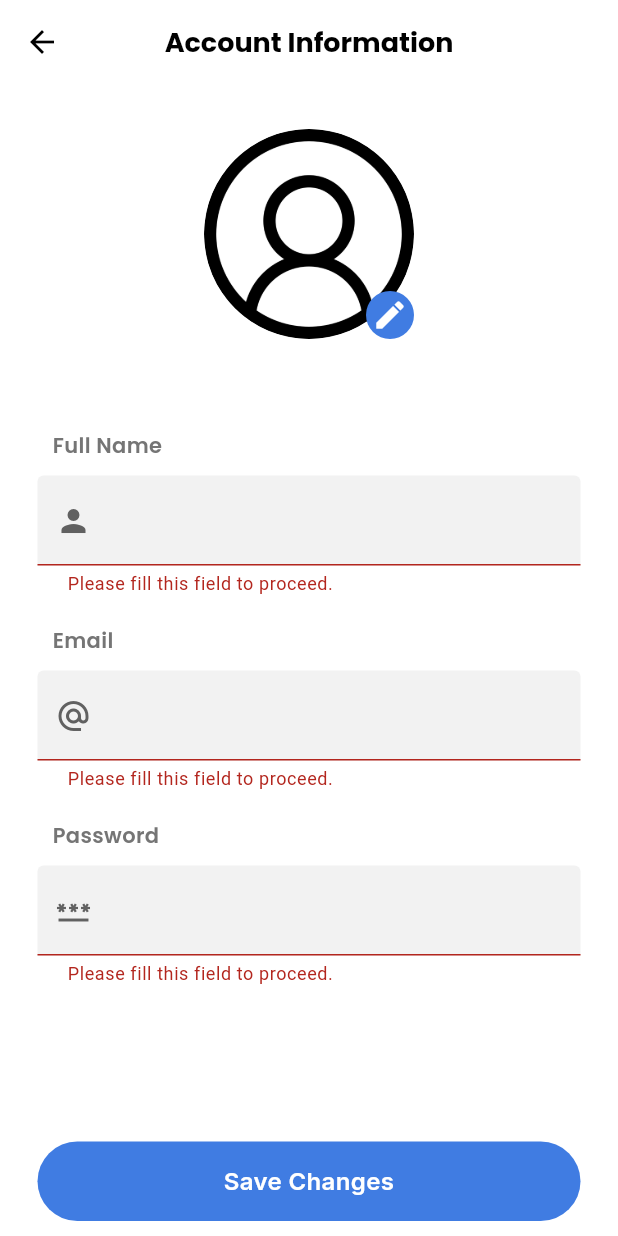
After one commit to abdelwahab494/Graduation-Mobile-App, a Flutter app: the AccountInfo screen opened directly, after a tap on "Save Changes", on a phone screen of 412 x 824 dp. The commit adds this screen. Run offline on Flutter 3.47's test engine with Material 3 defaults, Android fonts, the phone set to English and light mode, and no system bars; our stand-ins replace avatar_glow, dash_chat_2, fl_chart, flutter_gemini, flutter_spinkit, flutter_svg and 6 more; accounts and stored records are empty.

Commit message:
Adding Account Settings

```diff
--- a/lib/auth/auth_service.dart
+++ b/lib/auth/auth_service.dart
@@ -1,14 +1,14 @@
 import 'package:supabase_flutter/supabase_flutter.dart';
 
 class AuthService {
-  final SupabaseClient _supabase = Supabase.instance.client;
+  final SupabaseClient supabase = Supabase.instance.client;
 
   // Sign in with email and password
   Future<AuthResponse> signInWithEmailPassword(
     String email,
     String password,
   ) async {
-    return await _supabase.auth.signInWithPassword(
+    return await supabase.auth.signInWithPassword(
       email: email,
       password: password,
     );
@@ -20,7 +20,7 @@ class AuthService {
     String password,
     String username,
   ) async {
-    return await _supabase.auth.signUp(
+    return await supabase.auth.signUp(
       email: email,
       password: password,
       data: {"name": username},
@@ -29,20 +29,27 @@ class AuthService {
 
   // Sign out
   Future<void> signOut() async {
-    await _supabase.auth.signOut();
+    await supabase.auth.signOut();
   }
 
   // Get user info
   String getCurrentItem(String item) {
-    final session = _supabase.auth.currentSession;
+    final session = supabase.auth.currentSession;
     final user = session?.user;
     return user?.userMetadata?[item];
   }
 
   // Get user id
   String? getCurrentId() {
-    final session = _supabase.auth.currentSession;
+    final session = supabase.auth.currentSession;
     final user = session?.user;
     return user?.id;
   }
+
+  // Get user Email
+  String? getCurrentEmail() {
+    final session = supabase.auth.currentSession;
+    final user = session?.user;
+    return user?.email;
+  }
 }
--- a/lib/components/customtextfield.dart
+++ b/lib/components/customtextfield.dart
@@ -310,16 +310,19 @@ class OnlyEmailTextField extends StatelessWidget {
     required this.controller,
     required this.hint,
     required this.icon,
+    this.readOnly = false,
   });
   final TextEditingController controller;
   final String hint;
   final IconData icon;
+  final bool readOnly;
 
   @override
   Widget build(BuildContext context) {
     bool isLight = Provider.of<ChangeThemeProvider>(context).isLight;
 
     return TextFormField(
+      readOnly: readOnly,
       keyboardType: TextInputType.emailAddress,
       inputFormatters: [
         FilteringTextInputFormatter.allow(RegExp(r'[a-z0-9@._-]')),
--- a/lib/components/home_buttons.dart
+++ b/lib/components/home_buttons.dart
@@ -4,7 +4,7 @@ import 'package:flutter_svg/svg.dart';
 import 'package:gap/gap.dart';
 import 'package:google_fonts/google_fonts.dart';
 import 'package:grad_project/core/colors.dart';
-import 'package:grad_project/screens/add_medicine.dart';
+import 'package:grad_project/screens/home/add_medicine.dart';
 import 'package:grad_project/screens/issues/issues.dart';
 
 class HomeButtons extends StatelessWidget {
--- a/lib/screens/Home/notifications.dart
+++ b/lib/screens/Home/notifications.dart
@@ -4,8 +4,8 @@ import 'package:gap/gap.dart';
 import 'package:google_fonts/google_fonts.dart';
 import 'package:grad_project/components/chat_botton.dart';
 import 'package:grad_project/components/custom_report.dart';
-import 'package:grad_project/screens/add_medicine.dart';
 import 'package:grad_project/core/colors.dart';
+import 'package:grad_project/screens/home/add_medicine.dart';
 
 class Notifications extends StatelessWidget {
   const Notifications({super.key});
--- /dev/null
+++ b/lib/screens/user_info/account_info.dart
@@ -0,0 +1,232 @@
+import 'dart:io';
+import 'package:flutter/material.dart';
+import 'package:gap/gap.dart';
+import 'package:google_fonts/google_fonts.dart';
+import 'package:grad_project/auth/auth_service.dart';
+import 'package:grad_project/components/custom_app_bar.dart';
+import 'package:grad_project/components/custom_botton.dart';
+import 'package:grad_project/components/customtextfield.dart';
+import 'package:grad_project/core/colors.dart';
+import 'package:grad_project/providers/profile_image_provider.dart';
+import 'package:provider/provider.dart';
+import 'package:supabase_flutter/supabase_flutter.dart';
+
+class AccountInfo extends StatefulWidget {
+  AccountInfo({super.key});
+
+  @override
+  State<AccountInfo> createState() => _AccountInfoState();
+}
+
+class _AccountInfoState extends State<AccountInfo> {
+  // loading
+  bool isLoading = false;
+
+  // controllers
+  final TextEditingController nameC = TextEditingController();
+  final TextEditingController emailC = TextEditingController();
+  final TextEditingController passwordC = TextEditingController();
+
+  // auth services
+  final authService = AuthService();
+
+  // form key
+  final formKey = GlobalKey<FormState>();
+
+  @override
+  void initState() {
+    nameC.text = authService.getCurrentItem("name");
+    emailC.text = authService.getCurrentEmail().toString();
+    super.initState();
+  }
+
+  Future<void> saveChanges() async {
+    setState(() => isLoading = true);
+
+    try {
+      final supabase = Supabase.instance.client;
+
+      // Update email & password
+      await supabase.auth.updateUser(
+        UserAttributes(
+          email: emailC.text.trim(),
+          password: passwordC.text.trim(),
+          data: {'name': nameC.text.trim()},
+        ),
+      );
+
+      // Show success message
+      ScaffoldMessenger.of(context).showSnackBar(
+        SnackBar(content: Text("Account info updated successfully")),
+      );
+    } catch (e) {
+      print("Error updating user: $e");
+      ScaffoldMessenger.of(
+        context,
+      ).showSnackBar(SnackBar(content: Text("Failed to update account info")));
+    } finally {
+      setState(() => isLoading = false);
+    }
+  }
+
+  @override
+  void dispose() {
+    nameC.dispose();
+    emailC.dispose();
+    passwordC.dispose();
+    super.dispose();
+  }
+
+  @override
+  Widget build(BuildContext context) {
+    return GestureDetector(
+      onTap: () => FocusScope.of(context).unfocus(),
+      child: Scaffold(
+        backgroundColor: AppColors.backGround,
+        appBar: CustomAppBar(title: "Account Information"),
+        body: Consumer<ProfileImageProvider>(
+          builder: (context, provider, child) {
+            return SingleChildScrollView(
+              scrollDirection: Axis.vertical,
+              child: Padding(
+                padding: const EdgeInsets.symmetric(horizontal: 25),
+                child: Column(
+                  crossAxisAlignment: CrossAxisAlignment.start,
+                  children: [
+                    Center(
+                      child: Column(
+                        children: [
+                          Gap(30),
+                          Stack(
+                            children: [
+                              CircleAvatar(
+                                radius: 70,
+                                backgroundColor: AppColors.backGround,
+                                backgroundImage:
+                                    provider.selectedImage == null
+                                        ? AssetImage("assets/images/user.png")
+                                        : FileImage(
+                                          File(provider.selectedImage!.path),
+                                        ),
+                              ),
+                              Positioned(
+                                bottom: 0,
+                                right: 0,
+                                child: GestureDetector(
+                                  onTap: provider.uploadImage,
+                                  child: Container(
+                                    padding: EdgeInsets.all(4),
+                                    decoration: BoxDecoration(
+                                      color: AppColors.primary,
+                                      borderRadius: BorderRadius.circular(500),
+                                    ),
+                                    child: Icon(
+                                      Icons.edit,
+                                      color: AppColors.backGround,
+                                    ),
+                                  ),
+                                ),
+                              ),
+                            ],
+                          ),
+                          Gap(15),
+                          Text(
+                            maxLines: 1,
+                            authService.getCurrentItem("name"),
+                            style: GoogleFonts.poppins(
+                              fontSize: 18,
+                              fontWeight: FontWeight.w600,
+                            ),
+                          ),
+                        ],
+                      ),
+                    ),
+                    Form(
+                      key: formKey,
+                      child: Column(
+                        crossAxisAlignment: CrossAxisAlignment.start,
+                        children: [
+                          Gap(20),
+                          Padding(
+                            padding: const EdgeInsets.symmetric(horizontal: 10),
+                            child: Text(
+                              "Full Name",
+                              style: GoogleFonts.poppins(
+                                color: Colors.grey.shade600,
+                                fontWeight: FontWeight.w600,
+                              ),
+                            ),
+                          ),
+                          Gap(10),
+                          CustomTextField(
+                            controller: nameC,
+                            hint: "",
+                            icon: Icons.person,
+                          ),
+                          Gap(20),
+                          Padding(
+                            padding: const EdgeInsets.symmetric(horizontal: 10),
+                            child: Text(
+                              "Email",
+                              style: GoogleFonts.poppins(
+                                color: Colors.grey.shade600,
+                                fontWeight: FontWeight.w600,
+                              ),
+                            ),
+                          ),
+                          Gap(10),
+                          OnlyEmailTextField(
+                            controller: emailC,
+                            hint: "",
+                            icon: Icons.alternate_email,
+                            readOnly: true,
+                          ),
+                          Gap(20),
+                          Padding(
+                            padding: const EdgeInsets.symmetric(horizontal: 10),
+                            child: Text(
+                              "Password",
+                              style: GoogleFonts.poppins(
+                                color: Colors.grey.shade600,
+                                fontWeight: FontWeight.w600,
+                              ),
+                            ),
+                          ),
+                          Gap(10),
+                          PasswordTextField(
+                            controller: passwordC,
+                            hint: "",
+                            icon: Icons.password,
+                          ),
+                        ],
+                      ),
+                    ),
+                  ],
+                ),
+              ),
+            );
+          },
+        ),
+        bottomNavigationBar: SafeArea(
+          child: Padding(
+            padding: const EdgeInsets.symmetric(horizontal: 25, vertical: 10),
+            child:
+                isLoading
+                    ? Center(
+                      child: CircularProgressIndicator(
+                        color: AppColors.primary,
+                      ),
+                    )
+                    : CustomBotton(
+                      onTap: () {
+                        if (!formKey.currentState!.validate()) return;
+                        saveChanges();
+                      },
+                      text: "Save Changes",
+                    ),
+          ),
+        ),
+      ),
+    );
+  }
+}
```
Also changed, not shown: lib/screens/Home/add_medicine.dart (renamed from lib/screens/add_medicine.dart, +15 -2 lines), lib/screens/Home/profile.dart (+13 -27 lines), lib/screens/Home/root.dart (+10 -3 lines).
